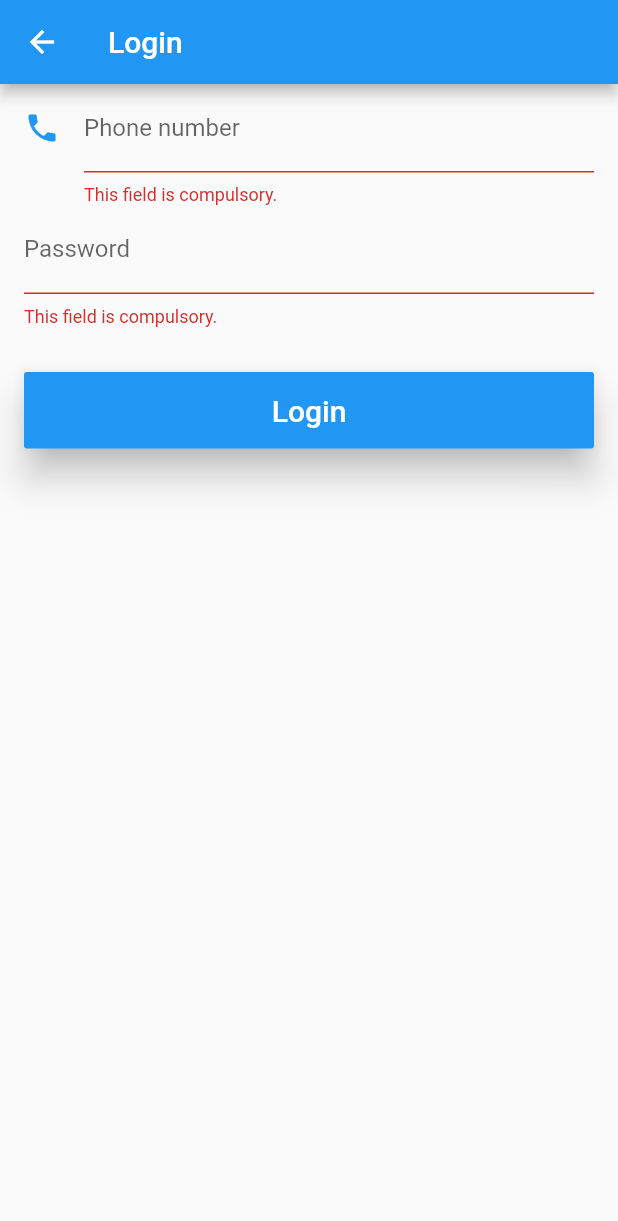
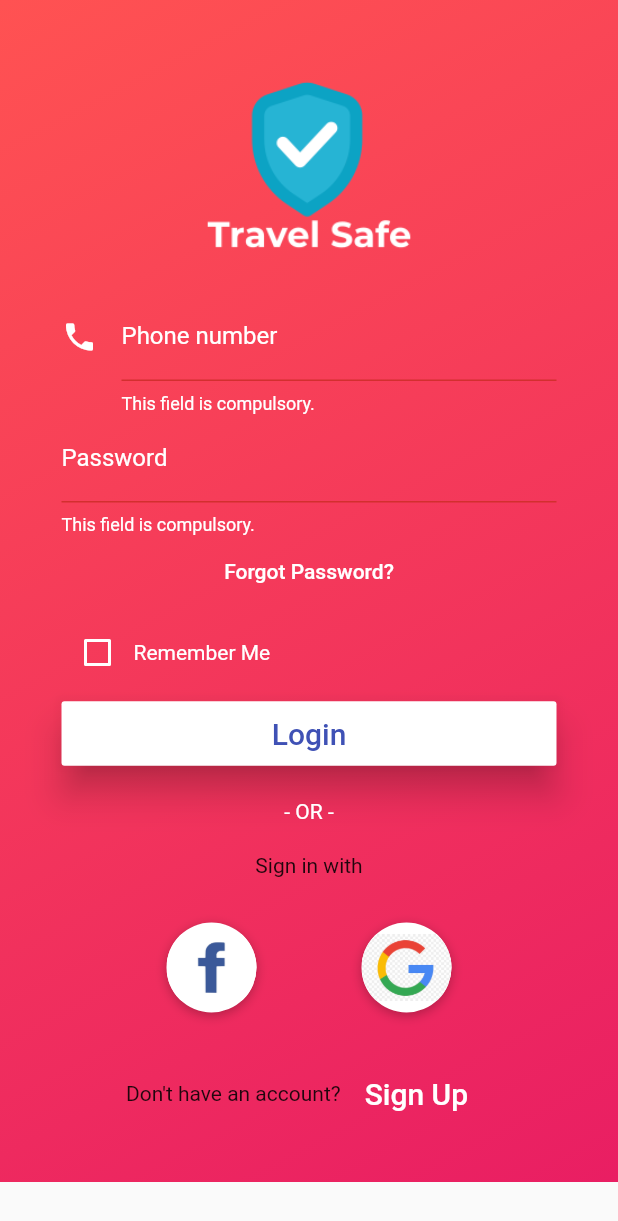
Before and after one commit to codingindia/travel-safe, a Flutter app: the LoginPage screen opened directly, on a phone screen of 412 x 824 dp. Shown: the top 1221 px of the screen. Run offline on Flutter 3.47's test engine with Material 2 defaults, Android fonts, the phone set to English and light mode, and no system bars; our stand-ins replace cloud_firestore, firebase_auth, firebase_database, geolocator, google_maps_flutter, google_sign_in and 4 more; missing offline and left inert: location_permissions; accounts and stored records are empty; network calls fail.

Commit message:
Login page UI made as per mentors

```diff
--- a/components/lib/screens/login.dart
+++ b/components/lib/screens/login.dart
@@ -1,33 +1,129 @@
 import 'package:flutter/material.dart';
 import 'package:flutter/services.dart';
+import 'package:gradient_app_bar/gradient_app_bar.dart';
+
 
 class LoginPage extends StatefulWidget {
-  @override
-  _LoginPageState createState() => _LoginPageState();
+
+    @override
+    _LoginPageState createState() => _LoginPageState();
+
 }
 
 class _LoginPageState extends State<LoginPage> {
 
   final GlobalKey<FormState> _formKey = new GlobalKey<FormState>();
+  bool _rememberme=false;
 
-  @override
-  Widget build(BuildContext context) {
-    return Scaffold(
-      appBar: AppBar(
-        title: Text("Login"),
+  Widget _signInWithText(){
+      return Column(
+        children: <Widget>[
+          Text(
+            '- OR -',
+            style: TextStyle(
+              color: Colors.white,
+              fontWeight: FontWeight.w400,
+            ),
+          ),
+          SizedBox(
+            height: 20,
+          ),
+          Text(
+            'Sign in with',
+          )
+        ],
+      );
+  }
+
+
+
+  Widget _buildSocialButton(Function onTap, AssetImage logo){
+      return GestureDetector(
+          onTap: onTap,
+          child: Container(
+            height: 60,
+            width: 60,
+            decoration: BoxDecoration(
+              shape: BoxShape.circle,
+              color: Colors.white,
+              boxShadow: [
+                BoxShadow(
+                  color: Colors.black26,
+                  offset: Offset(0,2),
+                  blurRadius: 6.0,
+                )
+              ],
+              image: DecorationImage(
+                image: logo,
+              ),
+            ),
+          ),
+
+      );
+  }
+
+  Widget _buildSocialRow(){
+      return Padding(
+        padding: EdgeInsets.symmetric(vertical: 30),
+        child: Row(
+          mainAxisAlignment: MainAxisAlignment.spaceEvenly,
+          children: <Widget>[
+            _buildSocialButton(
+              ()=>print("Social login"),
+              AssetImage("assets/images/facebook.jpg"),
+            ),
+            _buildSocialButton(
+              ()=>print("Social login"),
+              AssetImage("assets/images/google.jpg"),
+            ),
+          ],
+        ),
+      );
+  }
+
+
+  Widget _displaylogo(){
+      return Container(
+            // padding: EdgeInsets.all(80),
+            alignment: Alignment.center,
+            height: 150,
+            width: 150,
+            decoration: BoxDecoration(
+              shape: BoxShape.rectangle,
+              image: DecorationImage(
+                alignment: Alignment.center,
+                fit: BoxFit.fill,
+                image: AssetImage("assets/images/logo.png")),
+            ),
+          );
+  }
+
+  Widget _displayPhoneInputField(){
+    return Theme(
+      data: ThemeData(
+        primaryColor: Colors.white
       ),
-      body: Form(
-        key: _formKey,
-        autovalidate: true,
-        child: ListView(
-          padding: const EdgeInsets.symmetric(horizontal: 16.0),
-          children: <Widget>[
-            TextFormField(
+      child: TextFormField(
+              style: TextStyle(
+                color: Colors.white
+              ),
               decoration: InputDecoration(
-                icon: Icon(Icons.phone,color: Colors.blue,),
+                icon: Icon(Icons.phone,color: Colors.white,),
                 labelText: "Phone number",
                 hintText: "Enter your phone number",
-              ),
+                labelStyle: TextStyle(
+                  color: Colors.white
+                ),
+                hintStyle: TextStyle(
+                  color: Colors.white
+                ),
+                errorStyle: TextStyle(
+                  color: Colors.white
+                )
+
+                ),
+
+              cursorColor: Colors.white,
               inputFormatters: [new LengthLimitingTextInputFormatter(10)],
               keyboardType: TextInputType.phone,
               validator: (value){
@@ -38,11 +134,32 @@ class _LoginPageState extends State<LoginPage> {
                   return null;
                 }
               },
-            ),
-            TextFormField(
+            ));
+  }
+
+  Widget _displayPasswordField(){
+    return Theme(
+      data: ThemeData(
+        primaryColor: Colors.white
+      ),
+
+      child: TextFormField(
+      style: TextStyle(
+                color: Colors.white
+              ),
+
               decoration: InputDecoration(
                 labelText: "Password",
                 hintText: "Enter password",
+                labelStyle: TextStyle(
+                  color: Colors.white
+                ),
+                hintStyle: TextStyle(
+                  color: Colors.white
+                ),
+                errorStyle: TextStyle(
+                  color: Colors.white
+                )
               ),
               obscureText: true,
               inputFormatters: [new LengthLimitingTextInputFormatter(30)],
@@ -54,15 +171,20 @@ class _LoginPageState extends State<LoginPage> {
                   return null;
                 }
               },
-            ),
-            SizedBox(height: 30,),
-            Builder(builder:
+            )
+    );
+  }
+
+  Widget _displayLoginSubmitButton(BuildContext context){
+    return Builder(
+              builder:
               (context) => RaisedButton(
+
                 elevation: 10,
                 child: Text("Login",style: TextStyle(fontSize: 20),),
-                color: Colors.blue,
-                textColor: Colors.white,
-                padding: const EdgeInsets.all(14),
+                color: Colors.white,
+                textColor: Colors.indigo,
+                padding: const EdgeInsets.all(10),
                 onPressed: (){
                   if(_formKey.currentState.validate()){
                     Scaffold.of(context).showSnackBar(
@@ -71,10 +193,101 @@ class _LoginPageState extends State<LoginPage> {
                   }
                 }
               )
+            );
+  }
+
+  Widget _displaySignUpRedirect(){
+    return Container(
+              child: Row(children: <Widget>[
+                Text("Don't have an account?"),
+                FlatButton(textColor: Colors.black,
+                  child: Text(
+                    "Sign Up",
+                    style: TextStyle(fontSize: 20,color: Colors.white),
+                  ), onPressed: () {print("Redirect to Register!");},),
+              ],
+              mainAxisAlignment: MainAxisAlignment.center,
+            )
+            );
+  }
+
+  Widget _displayRememberMe(){
+    return Container(
+      height: 20,
+      child: Row(
+        children: <Widget>[
+          Theme(
+            data: ThemeData(
+              unselectedWidgetColor:  Colors.white
             ),
-            SizedBox(height: 60,)
+            child: Checkbox(
+              value:_rememberme,
+              checkColor: Colors.white,
+              activeColor: Colors.black,
+              onChanged: (value){
+                setState(() {
+                  _rememberme=value;
+                });
+              }
+          ),
+          ),
+          Text("Remember Me",style: TextStyle(color: Colors.white),),
+        ],
+      ),
+    );
+  }
+
+  Widget _displayForm(BuildContext context){
+    return Form(
+        key: _formKey,
+        autovalidate: true,
+        child: ListView(
+          shrinkWrap: true,
+          padding: const EdgeInsets.symmetric(horizontal: 16.0),
+          children: <Widget>[
+            _displayPhoneInputField(),
+            _displayPasswordField(),
+            FlatButton(onPressed: (){print("Forgot Password!");}, textColor: Colors.blue, child: Text("Forgot Password?",style: TextStyle(color: Colors.white),),padding: EdgeInsets.only(right: 0.0),),
+            SizedBox(height: 20),
+            _displayRememberMe(),
+            SizedBox(height: 20),
+            _displayLoginSubmitButton(context),
+            SizedBox(height: 20),
+            _signInWithText(),
+            _buildSocialRow(),
+            _displaySignUpRedirect(),
+            SizedBox(height: 10),
           ],
         ),
+      );
+  }
+
+  @override
+  Widget build(BuildContext context) {
+    return Scaffold(
+       resizeToAvoidBottomPadding: false,
+      // appBar: GradientAppBar(
+      //   title: Text("Login"),
+
+
+      // ),
+      body: SingleChildScrollView(
+        child: Container(
+        padding: EdgeInsets.all(25),
+        alignment: Alignment.center,
+        decoration: BoxDecoration(
+          gradient: LinearGradient(colors: [Colors.redAccent,Colors.pink],begin: Alignment.topLeft,end: Alignment.bottomRight),
+        ),
+        child: Column(
+        children: <Widget>[
+          SizedBox(height: 10),
+          _displaylogo(),
+          SizedBox(height: 10,),
+          _displayForm(context),
+        ],
+      )
+
+      ),
       ),
     );
   }
```
Also changed, not shown: components/pubspec.yaml (+5 -3 lines), components/assets/images/facebook.jpg (added), components/assets/images/google.jpg (added), components/assets/images/logo.png (added), components/pubspec.lock.
